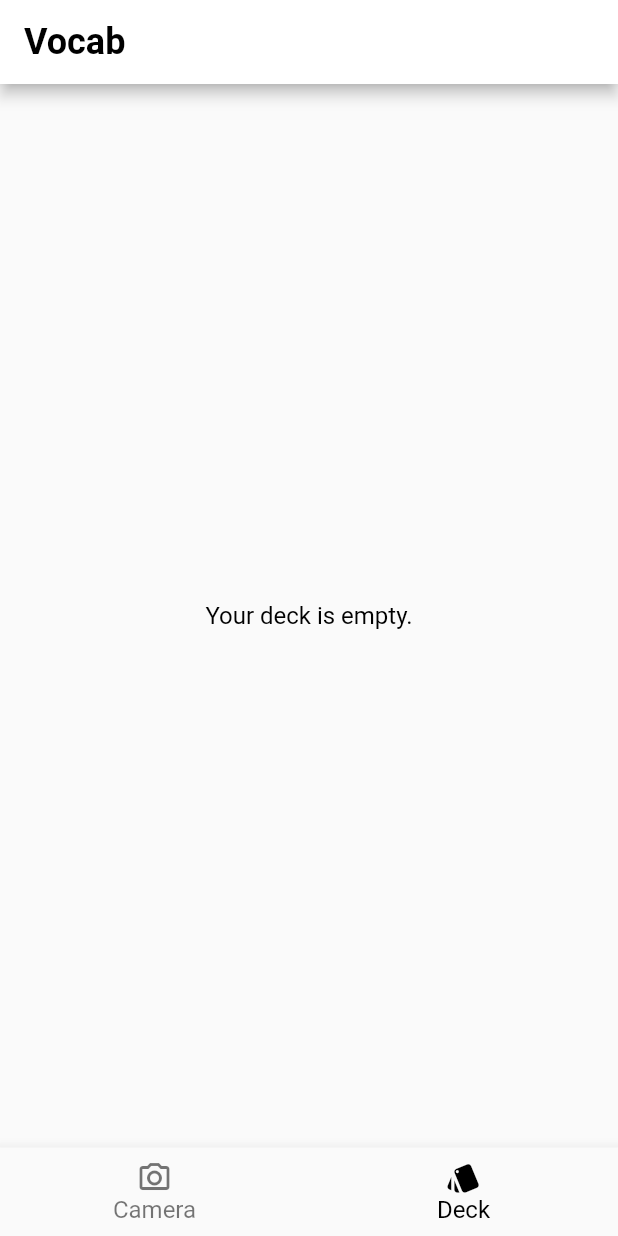
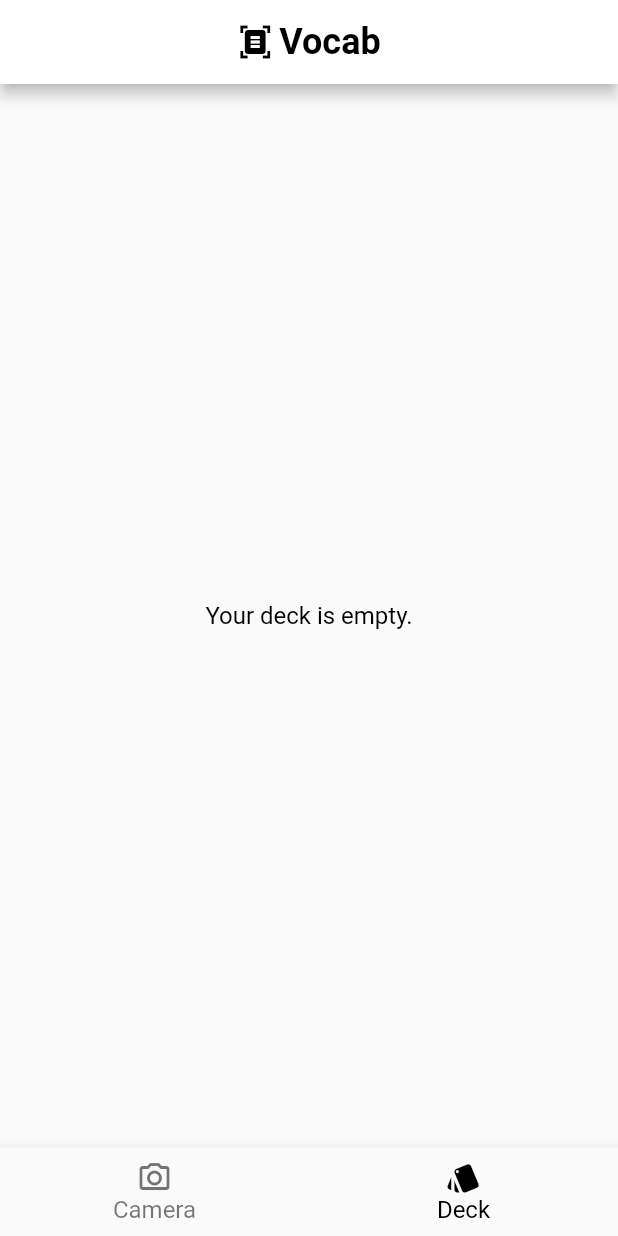
Before and after one commit to lvanderveekens/vocab, a Flutter app: the screen it shows after launch, item 2 of the bottom bar chosen, on a phone screen of 412 x 824 dp. Run offline on Flutter 3.47's test engine with Material 2 defaults, Android fonts, the phone set to English and light mode, and no system bars; our stand-ins replace camera; missing offline and left inert: google_mlkit_text_recognition, language_picker.

Commit message:
Add icon to app bar title

```diff
--- a/app/lib/app.dart
+++ b/app/lib/app.dart
@@ -78,11 +78,19 @@ class AppState extends State<App> {
         ),
         home: Scaffold(
           appBar: AppBar(
-            title: const Text('Vocab',
-                style: TextStyle(
-                  fontWeight: FontWeight.bold,
-                  fontSize: 24.0,
-                )),
+            title: Row(
+                mainAxisAlignment: MainAxisAlignment.center,
+                crossAxisAlignment: CrossAxisAlignment.center,
+                children: [
+                  Container(
+                      margin: EdgeInsets.only(right: 4.0),
+                      child: Icon(Icons.document_scanner)),
+                  const Text('Vocab',
+                      style: TextStyle(
+                        fontWeight: FontWeight.bold,
+                        fontSize: 24.0,
+                      )),
+                ]),
             foregroundColor: Colors.black,
             backgroundColor: Colors.white,
           ),
```
